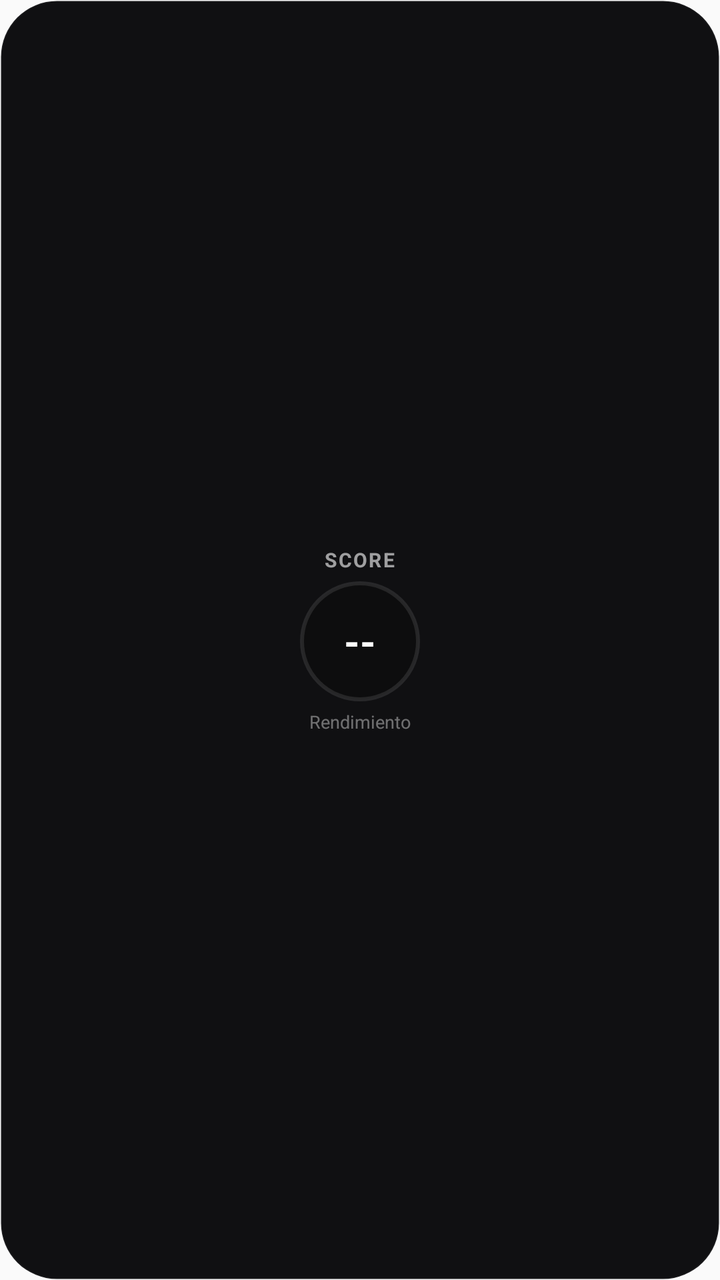
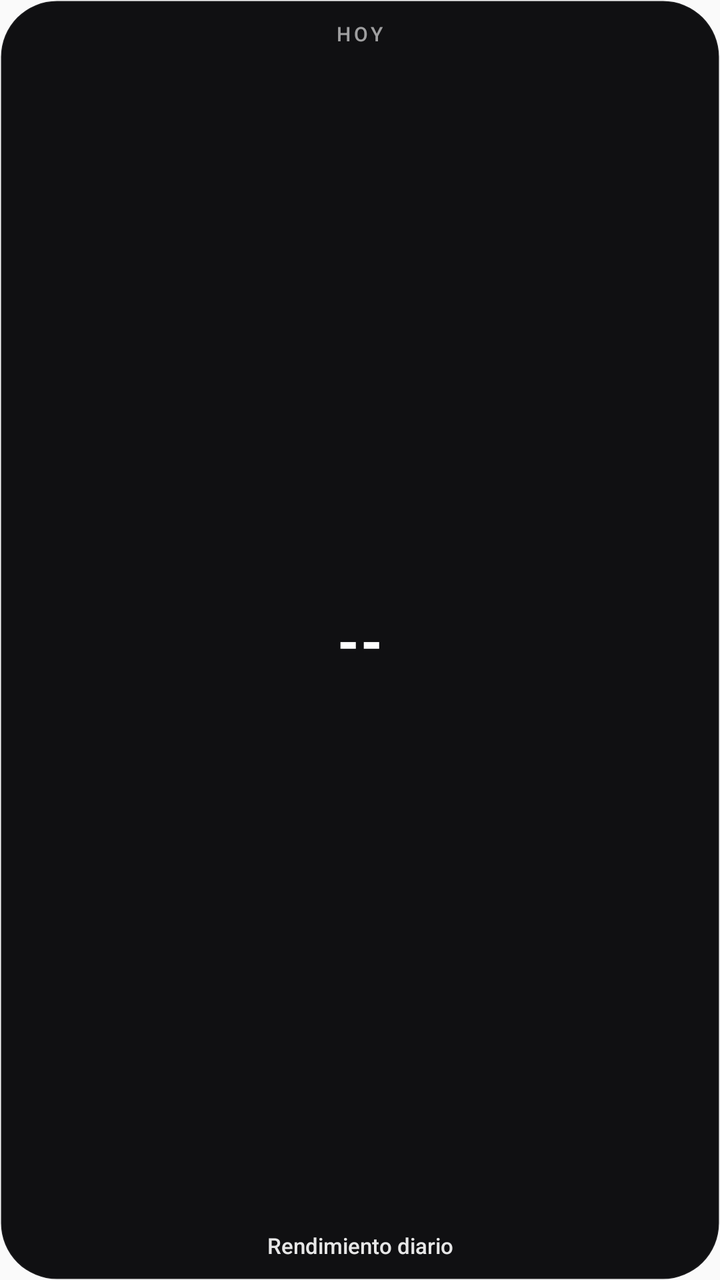

The first picture is an Android layout as it rendered before a commit; the second is the same layout after the commit. The layout source and the unified diff follow.
<!-- AndroidManifest.xml: application theme AppTheme -->
<!-- res/layout/widget_score.xml -->
<?xml version="1.0" encoding="utf-8"?>
<FrameLayout xmlns:android="http://schemas.android.com/apk/res/android"
    android:id="@+id/widget_score_root"
    android:layout_width="match_parent"
    android:layout_height="match_parent">

    
    <ImageView
        android:id="@+id/score_background_image"
        android:layout_width="match_parent"
        android:layout_height="match_parent"
        android:scaleType="fitXY"
        android:src="@drawable/widget_background" />

    
    <LinearLayout
        android:id="@+id/score_login_required"
        android:layout_width="match_parent"
        android:layout_height="match_parent"
        android:gravity="center"
        android:orientation="vertical"
        android:padding="8dp"
        android:visibility="gone">

        <TextView
            android:layout_width="wrap_content"
            android:layout_height="wrap_content"
            android:text="🔒"
            android:textSize="20sp" />

        <TextView
            android:layout_width="wrap_content"
            android:layout_height="wrap_content"
            android:text="Abre Lux"
            android:textColor="#B3FFFFFF"
            android:textSize="11sp"
            android:textStyle="bold"
            android:layout_marginTop="4dp" />
    </LinearLayout>

    
    <FrameLayout
        android:id="@+id/score_configured_layout"
        android:layout_width="match_parent"
        android:layout_height="match_parent"
        android:visibility="visible">

        
        <LinearLayout
            android:id="@+id/score_layout_vertical"
            android:layout_width="match_parent"
            android:layout_height="match_parent"
            android:gravity="center"
            android:orientation="vertical"
            android:padding="6dp"
            android:visibility="visible">

            <TextView
                android:id="@+id/score_widget_title_vert"
                android:layout_width="wrap_content"
                android:layout_height="wrap_content"
                android:text="SCORE"
                android:textColor="#99FFFFFF"
                android:textSize="10sp"
                android:textStyle="bold"
                android:letterSpacing="0.08"
                android:maxLines="1"
                android:layout_marginBottom="4dp" />

            <FrameLayout
                android:layout_width="60dp"
                android:layout_height="60dp"
                android:background="@drawable/widget_progress_circle">
                <TextView
                    android:id="@+id/score_widget_value_vert"
                    android:layout_width="wrap_content"
                    android:layout_height="wrap_content"
                    android:layout_gravity="center"
                    android:text="--"
                    android:textColor="#FFFFFF"
                    android:textSize="20sp"
                    android:textStyle="bold" />
            </FrameLayout>

            <TextView
                android:id="@+id/score_widget_sub_vert"
                android:layout_width="wrap_content"
                android:layout_height="wrap_content"
                android:text="Rendimiento"
                android:textColor="#66FFFFFF"
                android:textSize="9sp"
                android:layout_marginTop="4dp"
                android:maxLines="1" />
        </LinearLayout>

        
        <LinearLayout
            android:id="@+id/score_layout_horizontal"
            android:layout_width="match_parent"
            android:layout_height="match_parent"
            android:gravity="center_vertical"
            android:orientation="horizontal"
            android:padding="8dp"
            android:visibility="gone">

            <FrameLayout
                android:layout_width="48dp"
                android:layout_height="48dp"
                android:layout_marginStart="8dp"
                android:background="@drawable/widget_progress_circle">
                <TextView
                    android:id="@+id/score_widget_value_horiz"
                    android:layout_width="wrap_content"
                    android:layout_height="wrap_content"
                    android:layout_gravity="center"
                    android:text="--"
                    android:textColor="#FFFFFF"
                    android:textSize="18sp"
                    android:textStyle="bold" />
            </FrameLayout>

            <LinearLayout
                android:layout_width="0dp"
                android:layout_height="wrap_content"
                android:layout_weight="1"
                android:orientation="vertical"
                android:layout_marginStart="12dp"
                android:gravity="center_vertical">

                <TextView
                    android:id="@+id/score_widget_title_horiz"
                    android:layout_width="wrap_content"
                    android:layout_height="wrap_content"
                    android:text="RENDIMIENTO"
                    android:textColor="#99FFFFFF"
                    android:textSize="10sp"
                    android:textStyle="bold"
                    android:letterSpacing="0.08"
                    android:maxLines="1" />

                <TextView
                    android:id="@+id/score_widget_sub_horiz"
                    android:layout_width="wrap_content"
                    android:layout_height="wrap_content"
                    android:text="Matrix Score"
                    android:textColor="#66FFFFFF"
                    android:textSize="9sp"
                    android:layout_marginTop="2dp"
                    android:maxLines="1" />
            </LinearLayout>
        </LinearLayout>
    </FrameLayout>
</FrameLayout>
<!-- resources referenced by this layout -->
<resources>
  <!-- drawable widget_background (drawable) -->
  <?xml version="1.0" encoding="utf-8"?>
  <shape xmlns:android="http://schemas.android.com/apk/res/android"
      android:shape="rectangle">
      <solid android:color="#F0020204" />
      <corners android:radius="28dp" />
      <stroke
          android:width="1dp"
          android:color="#0DFFFFFF" />
  </shape>
  <!-- drawable widget_progress_circle (drawable) -->
  <?xml version="1.0" encoding="utf-8"?>
  <shape xmlns:android="http://schemas.android.com/apk/res/android"
      android:shape="oval">
      <solid android:color="#33000000" />
      <stroke
          android:width="2dp"
          android:color="#1AFFFFFF" />
      <size
          android:width="44dp"
          android:height="44dp" />
  </shape>
  <style name="AppTheme" parent="Theme.AppCompat.Light.DarkActionBar">
          
          <item name="colorPrimary">@color/colorPrimary</item>
          <item name="colorPrimaryDark">@color/colorPrimaryDark</item>
          <item name="colorAccent">@color/colorAccent</item>
      </style>
</resources>

<!-- the commit's change to res/layout/widget_score.xml (unified diff, before → after) -->
@@ -31,14 +31,13 @@
         <TextView
             android:layout_width="wrap_content"
             android:layout_height="wrap_content"
+            android:layout_marginTop="4dp"
+            android:fontFamily="sans-serif-medium"
             android:text="Abre Lux"
             android:textColor="#B3FFFFFF"
-            android:textSize="11sp"
-            android:textStyle="bold"
-            android:layout_marginTop="4dp" />
+            android:textSize="11sp" />
     </LinearLayout>
 
-    
     <FrameLayout
         android:id="@+id/score_configured_layout"
         android:layout_width="match_parent"
@@ -50,47 +49,83 @@
             android:id="@+id/score_layout_vertical"
             android:layout_width="match_parent"
             android:layout_height="match_parent"
-            android:gravity="center"
+            android:gravity="center_horizontal"
             android:orientation="vertical"
-            android:padding="6dp"
+            android:paddingStart="10dp"
+            android:paddingTop="10dp"
+            android:paddingEnd="10dp"
+            android:paddingBottom="10dp"
             android:visibility="visible">
 
             <TextView
                 android:id="@+id/score_widget_title_vert"
                 android:layout_width="wrap_content"
                 android:layout_height="wrap_content"
-                android:text="SCORE"
+                android:fontFamily="sans-serif-medium"
+                android:letterSpacing="0.16"
+                android:maxLines="1"
+                android:text="HOY"
                 android:textColor="#99FFFFFF"
-                android:textSize="10sp"
-                android:textStyle="bold"
-                android:letterSpacing="0.08"
-                android:maxLines="1"
-                android:layout_marginBottom="4dp" />
+                android:textSize="10sp" />
 
             <FrameLayout
-                android:layout_width="60dp"
-                android:layout_height="60dp"
-                android:background="@drawable/widget_progress_circle">
+                android:layout_width="match_parent"
+                android:layout_height="0dp"
+                android:layout_marginTop="4dp"
+                android:layout_marginBottom="2dp"
+                android:layout_weight="1">
+
+                <ImageView
+                    android:id="@+id/score_ring_vert"
+                    android:layout_width="match_parent"
+                    android:layout_height="match_parent"
+                    android:adjustViewBounds="true"
+                    android:scaleType="fitCenter" />
+
                 <TextView
                     android:id="@+id/score_widget_value_vert"
                     android:layout_width="wrap_content"
                     android:layout_height="wrap_content"
                     android:layout_gravity="center"
+                    android:fontFamily="sans-serif-black"
                     android:text="--"
                     android:textColor="#FFFFFF"
-                    android:textSize="20sp"
-                    android:textStyle="bold" />
+                    android:textSize="26sp" />
             </FrameLayout>
 
-            <TextView
-                android:id="@+id/score_widget_sub_vert"
-                android:layout_width="wrap_content"
+            <ViewFlipper
+                android:id="@+id/score_flipper_vert"
+                android:layout_width="match_parent"
                 android:layout_height="wrap_content"
-                android:text="Rendimiento"
-                android:textColor="#66FFFFFF"
-                android:textSize="9sp"
-                android:layout_marginTop="4dp"
-                android:maxLines="1" />
+                android:autoStart="true"
+                android:flipInterval="3800"
+                android:inAnimation="@android:anim/fade_in"
+                android:outAnimation="@android:anim/fade_out">
+
+                <TextView
+                    android:id="@+id/score_widget_sub_vert"
+                    android:layout_width="match_parent"
+                    android:layout_height="wrap_content"
+                    android:ellipsize="end"
+                    android:fontFamily="sans-serif-medium"
+                    android:gravity="center"
+                    android:maxLines="1"
+                    android:text="Rendimiento diario"
+                    android:textColor="#E6FFFFFF"
+                    android:textSize="11sp" />
+
+                <TextView
+                    android:id="@+id/score_widget_caption_vert"
+                    android:layout_width="match_parent"
+                    android:layout_height="wrap_content"
+                    android:ellipsize="end"
+                    android:fontFamily="sans-serif"
+                    android:gravity="center"
+                    android:maxLines="1"
+                    android:text="Tareas · Hábitos · Foco"
+                    android:textColor="#80FFFFFF"
+                    android:textSize="10sp" />
+            </ViewFlipper>
         </LinearLayout>
 
         
@@ -100,53 +135,70 @@
             android:layout_height="match_parent"
             android:gravity="center_vertical"
             android:orientation="horizontal"
-            android:padding="8dp"
+            android:paddingStart="14dp"
+            android:paddingTop="10dp"
+            android:paddingEnd="16dp"
+            android:paddingBottom="10dp"
             android:visibility="gone">
 
             <FrameLayout
-                android:layout_width="48dp"
-                android:layout_height="48dp"
-                android:layout_marginStart="8dp"
-                android:background="@drawable/widget_progress_circle">
+                android:layout_width="58dp"
+                android:layout_height="58dp">
+
+                <ImageView
+                    android:id="@+id/score_ring_horiz"
+                    android:layout_width="match_parent"
+                    android:layout_height="match_parent"
+                    android:scaleType="fitCenter" />
+
                 <TextView
                     android:id="@+id/score_widget_value_horiz"
                     android:layout_width="wrap_content"
                     android:layout_height="wrap_content"
                     android:layout_gravity="center"
+                    android:fontFamily="sans-serif-black"
                     android:text="--"
                     android:textColor="#FFFFFF"
-                    android:textSize="18sp"
-                    android:textStyle="bold" />
+                    android:textSize="17sp" />
             </FrameLayout>
 
             <LinearLayout
                 android:layout_width="0dp"
                 android:layout_height="wrap_content"
+                android:layout_marginStart="14dp"
                 android:layout_weight="1"
-                android:orientation="vertical"
-                android:layout_marginStart="12dp"
-                android:gravity="center_vertical">
+                android:gravity="center_vertical"
+                android:orientation="vertical">
 
                 <TextView
                     android:id="@+id/score_widget_title_horiz"
                     android:layout_width="wrap_content"
                     android:layout_height="wrap_content"
-                    android:text="RENDIMIENTO"
+                    android:fontFamily="sans-serif-medium"
+                    android:letterSpacing="0.16"
+                    android:maxLines="1"
+                    android:text="HOY"
                     android:textColor="#99FFFFFF"
-                    android:textSize="10sp"
-                    android:textStyle="bold"
-                    android:letterSpacing="0.08"
-                    android:maxLines="1" />
+                    android:textSize="10sp" />
 
                 <TextView
                     android:id="@+id/score_widget_sub_horiz"
-                    android:layout_width="wrap_content"
-                    android:layout_height="wrap_content"
-                    android:text="Matrix Score"
-                    android:textColor="#66FFFFFF"
-                    android:textSize="9sp"
+                    android:layout_width="match_parent"
+                    android:layout_height="wrap_content"
                     android:layout_marginTop="2dp"
-                    android:maxLines="1" />
+                    android:ellipsize="end"
+                    android:fontFamily="sans-serif-black"
+                    android:maxLines="1"
+                    android:text="Rendimiento"
+                    android:textColor="#FFFFFF"
+                    android:textSize="16sp" />
+
+                <ImageView
+                    android:id="@+id/score_bar_horiz"
+                    android:layout_width="match_parent"
+                    android:layout_height="8dp"
+                    android:layout_marginTop="7dp"
+                    android:scaleType="fitXY" />
             </LinearLayout>
         </LinearLayout>
     </FrameLayout>
<!-- resource entries referenced after the edit -->
@@ -10,18 +10,6 @@
           android:width="1dp"
           android:color="#0DFFFFFF" />
   </shape>
-  <!-- drawable widget_progress_circle (drawable) -->
-  <?xml version="1.0" encoding="utf-8"?>
-  <shape xmlns:android="http://schemas.android.com/apk/res/android"
-      android:shape="oval">
-      <solid android:color="#33000000" />
-      <stroke
-          android:width="2dp"
-          android:color="#1AFFFFFF" />
-      <size
-          android:width="44dp"
-          android:height="44dp" />
-  </shape>
   <style name="AppTheme" parent="Theme.AppCompat.Light.DarkActionBar">
           
           <item name="colorPrimary">@color/colorPrimary</item>
